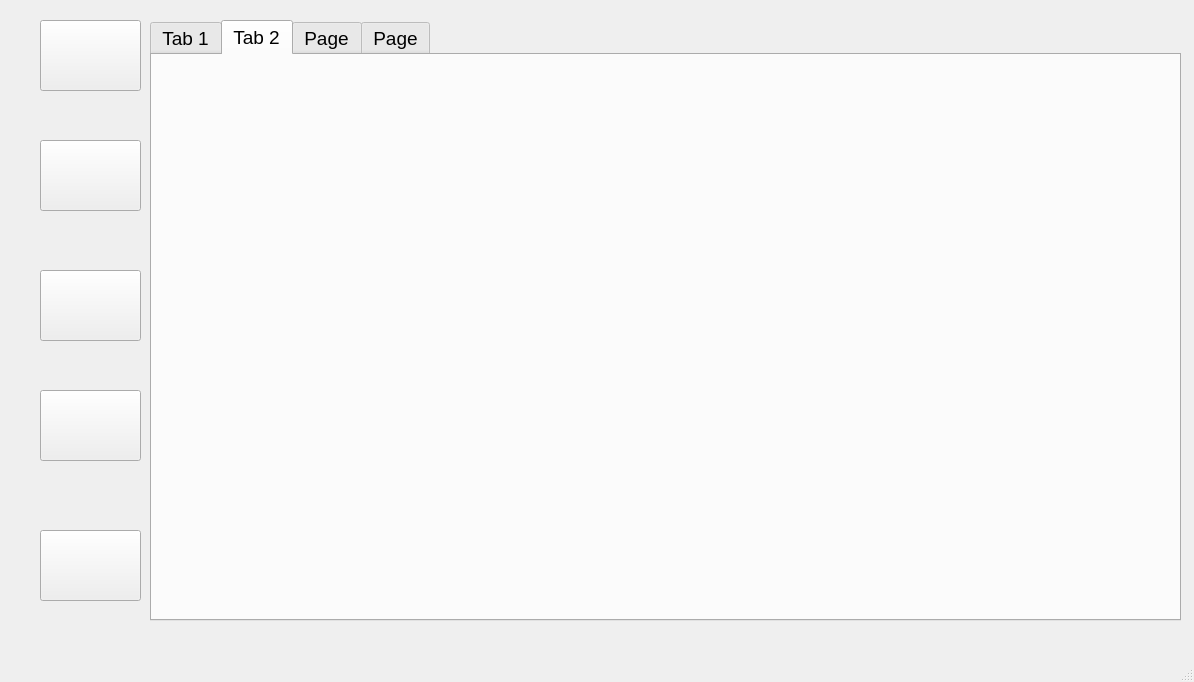
Qt form library.ui (atharva0300/DSL-Mini-Project) before a commit.
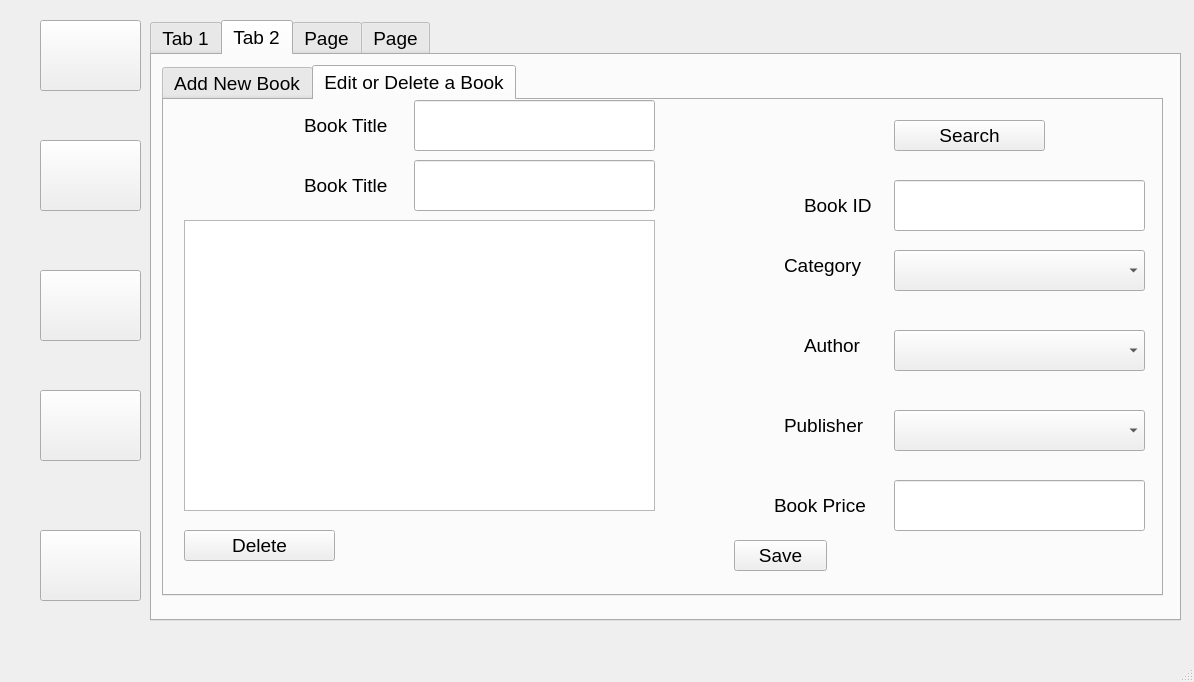
The same form after that commit. The open tabs and pages were chosen to show the change. Icons and pictures are not drawn.

Commit message: updated tab 2 ( new info, delete/edit ) UI

Diff of the .ui file:
```diff
--- a/library.ui
+++ b/library.ui
@@ -340,6 +340,400 @@
      <attribute name="title">
       <string>Tab 2</string>
      </attribute>
+     <widget class="QTabWidget" name="tabWidget_2">
+      <property name="geometry">
+       <rect>
+        <x>10</x>
+        <y>10</y>
+        <width>1001</width>
+        <height>531</height>
+       </rect>
+      </property>
+      <property name="currentIndex">
+       <number>1</number>
+      </property>
+      <widget class="QWidget" name="tab_5">
+       <attribute name="title">
+        <string>Add New Book</string>
+       </attribute>
+       <widget class="QLineEdit" name="lineEdit_2">
+        <property name="geometry">
+         <rect>
+          <x>240</x>
+          <y>50</y>
+          <width>241</width>
+          <height>51</height>
+         </rect>
+        </property>
+       </widget>
+       <widget class="QPlainTextEdit" name="plainTextEdit">
+        <property name="geometry">
+         <rect>
+          <x>10</x>
+          <y>130</y>
+          <width>471</width>
+          <height>341</height>
+         </rect>
+        </property>
+       </widget>
+       <widget class="QComboBox" name="comboBox_3">
+        <property name="geometry">
+         <rect>
+          <x>720</x>
+          <y>120</y>
+          <width>251</width>
+          <height>41</height>
+         </rect>
+        </property>
+       </widget>
+       <widget class="QComboBox" name="comboBox_4">
+        <property name="geometry">
+         <rect>
+          <x>720</x>
+          <y>200</y>
+          <width>251</width>
+          <height>41</height>
+         </rect>
+        </property>
+       </widget>
+       <widget class="QComboBox" name="comboBox_5">
+        <property name="geometry">
+         <rect>
+          <x>720</x>
+          <y>280</y>
+          <width>251</width>
+          <height>41</height>
+         </rect>
+        </property>
+       </widget>
+       <widget class="QLineEdit" name="lineEdit_4">
+        <property name="geometry">
+         <rect>
+          <x>720</x>
+          <y>350</y>
+          <width>251</width>
+          <height>51</height>
+         </rect>
+        </property>
+       </widget>
+       <widget class="QPushButton" name="pushButton_7">
+        <property name="geometry">
+         <rect>
+          <x>670</x>
+          <y>420</y>
+          <width>93</width>
+          <height>31</height>
+         </rect>
+        </property>
+        <property name="text">
+         <string>Save</string>
+        </property>
+       </widget>
+       <widget class="QLabel" name="label_3">
+        <property name="geometry">
+         <rect>
+          <x>130</x>
+          <y>60</y>
+          <width>101</width>
+          <height>31</height>
+         </rect>
+        </property>
+        <property name="text">
+         <string>Book Title</string>
+        </property>
+       </widget>
+       <widget class="QLabel" name="label_4">
+        <property name="geometry">
+         <rect>
+          <x>630</x>
+          <y>60</y>
+          <width>81</width>
+          <height>31</height>
+         </rect>
+        </property>
+        <property name="text">
+         <string>Book ID </string>
+        </property>
+       </widget>
+       <widget class="QLineEdit" name="lineEdit_5">
+        <property name="geometry">
+         <rect>
+          <x>720</x>
+          <y>50</y>
+          <width>251</width>
+          <height>51</height>
+         </rect>
+        </property>
+       </widget>
+       <widget class="QLabel" name="label_5">
+        <property name="geometry">
+         <rect>
+          <x>600</x>
+          <y>360</y>
+          <width>111</width>
+          <height>31</height>
+         </rect>
+        </property>
+        <property name="text">
+         <string>Book Price</string>
+        </property>
+       </widget>
+       <widget class="QLabel" name="label_6">
+        <property name="geometry">
+         <rect>
+          <x>610</x>
+          <y>120</y>
+          <width>101</width>
+          <height>31</height>
+         </rect>
+        </property>
+        <property name="text">
+         <string>Category</string>
+        </property>
+       </widget>
+       <widget class="QLabel" name="label_7">
+        <property name="geometry">
+         <rect>
+          <x>630</x>
+          <y>200</y>
+          <width>71</width>
+          <height>31</height>
+         </rect>
+        </property>
+        <property name="text">
+         <string>Author</string>
+        </property>
+       </widget>
+       <widget class="QLabel" name="label_8">
+        <property name="geometry">
+         <rect>
+          <x>610</x>
+          <y>280</y>
+          <width>101</width>
+          <height>31</height>
+         </rect>
+        </property>
+        <property name="text">
+         <string>Publisher</string>
+        </property>
+       </widget>
+      </widget>
+      <widget class="QWidget" name="tab_6">
+       <attribute name="title">
+        <string>Edit or Delete a Book</string>
+       </attribute>
+       <widget class="QLabel" name="label_9">
+        <property name="geometry">
+         <rect>
+          <x>140</x>
+          <y>10</y>
+          <width>101</width>
+          <height>31</height>
+         </rect>
+        </property>
+        <property name="text">
+         <string>Book Title</string>
+        </property>
+       </widget>
+       <widget class="QLabel" name="label_10">
+        <property name="geometry">
+         <rect>
+          <x>640</x>
+          <y>230</y>
+          <width>71</width>
+          <height>31</height>
+         </rect>
+        </property>
+        <property name="text">
+         <string>Author</string>
+        </property>
+       </widget>
+       <widget class="QLabel" name="label_11">
+        <property name="geometry">
+         <rect>
+          <x>610</x>
+          <y>390</y>
+          <width>111</width>
+          <height>31</height>
+         </rect>
+        </property>
+        <property name="text">
+         <string>Book Price</string>
+        </property>
+       </widget>
+       <widget class="QComboBox" name="comboBox_6">
+        <property name="geometry">
+         <rect>
+          <x>730</x>
+          <y>150</y>
+          <width>251</width>
+          <height>41</height>
+         </rect>
+        </property>
+       </widget>
+       <widget class="QLineEdit" name="lineEdit_3">
+        <property name="geometry">
+         <rect>
+          <x>250</x>
+          <y>0</y>
+          <width>241</width>
+          <height>51</height>
+         </rect>
+        </property>
+       </widget>
+       <widget class="QLabel" name="label_12">
+        <property name="geometry">
+         <rect>
+          <x>620</x>
+          <y>150</y>
+          <width>101</width>
+          <height>31</height>
+         </rect>
+        </property>
+        <property name="text">
+         <string>Category</string>
+        </property>
+       </widget>
+       <widget class="QComboBox" name="comboBox_7">
+        <property name="geometry">
+         <rect>
+          <x>730</x>
+          <y>230</y>
+          <width>251</width>
+          <height>41</height>
+         </rect>
+        </property>
+       </widget>
+       <widget class="QLineEdit" name="lineEdit_6">
+        <property name="geometry">
+         <rect>
+          <x>730</x>
+          <y>380</y>
+          <width>251</width>
+          <height>51</height>
+         </rect>
+        </property>
+       </widget>
+       <widget class="QLineEdit" name="lineEdit_7">
+        <property name="geometry">
+         <rect>
+          <x>730</x>
+          <y>80</y>
+          <width>251</width>
+          <height>51</height>
+         </rect>
+        </property>
+       </widget>
+       <widget class="QLabel" name="label_13">
+        <property name="geometry">
+         <rect>
+          <x>620</x>
+          <y>310</y>
+          <width>101</width>
+          <height>31</height>
+         </rect>
+        </property>
+        <property name="text">
+         <string>Publisher</string>
+        </property>
+       </widget>
+       <widget class="QPlainTextEdit" name="plainTextEdit_2">
+        <property name="geometry">
+         <rect>
+          <x>20</x>
+          <y>120</y>
+          <width>471</width>
+          <height>291</height>
+         </rect>
+        </property>
+       </widget>
+       <widget class="QLabel" name="label_14">
+        <property name="geometry">
+         <rect>
+          <x>640</x>
+          <y>90</y>
+          <width>81</width>
+          <height>31</height>
+         </rect>
+        </property>
+        <property name="text">
+         <string>Book ID </string>
+        </property>
+       </widget>
+       <widget class="QComboBox" name="comboBox_8">
+        <property name="geometry">
+         <rect>
+          <x>730</x>
+          <y>310</y>
+          <width>251</width>
+          <height>41</height>
+         </rect>
+        </property>
+       </widget>
+       <widget class="QPushButton" name="pushButton_8">
+        <property name="geometry">
+         <rect>
+          <x>570</x>
+          <y>440</y>
+          <width>93</width>
+          <height>31</height>
+         </rect>
+        </property>
+        <property name="text">
+         <string>Save</string>
+        </property>
+       </widget>
+       <widget class="QLabel" name="label_15">
+        <property name="geometry">
+         <rect>
+          <x>140</x>
+          <y>70</y>
+          <width>101</width>
+          <height>31</height>
+         </rect>
+        </property>
+        <property name="text">
+         <string>Book Title</string>
+        </property>
+       </widget>
+       <widget class="QLineEdit" name="lineEdit_8">
+        <property name="geometry">
+         <rect>
+          <x>250</x>
+          <y>60</y>
+          <width>241</width>
+          <height>51</height>
+         </rect>
+        </property>
+       </widget>
+       <widget class="QPushButton" name="pushButton_9">
+        <property name="geometry">
+         <rect>
+          <x>730</x>
+          <y>20</y>
+          <width>151</width>
+          <height>31</height>
+         </rect>
+        </property>
+        <property name="text">
+         <string>Search</string>
+        </property>
+       </widget>
+       <widget class="QPushButton" name="pushButton_10">
+        <property name="geometry">
+         <rect>
+          <x>20</x>
+          <y>430</y>
+          <width>151</width>
+          <height>31</height>
+         </rect>
+        </property>
+        <property name="text">
+         <string>Delete</string>
+        </property>
+       </widget>
+      </widget>
+     </widget>
     </widget>
     <widget class="QWidget" name="tab_3">
      <attribute name="title">
```
Left out of the diff: 2 changed lines with no effect on the pictures.
